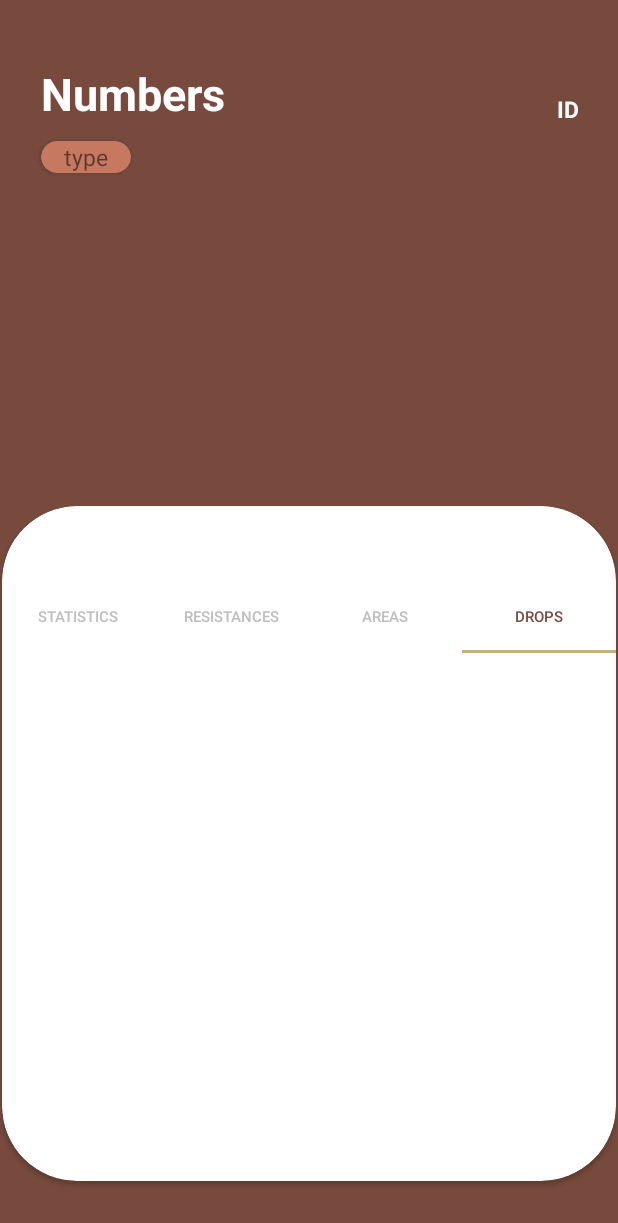
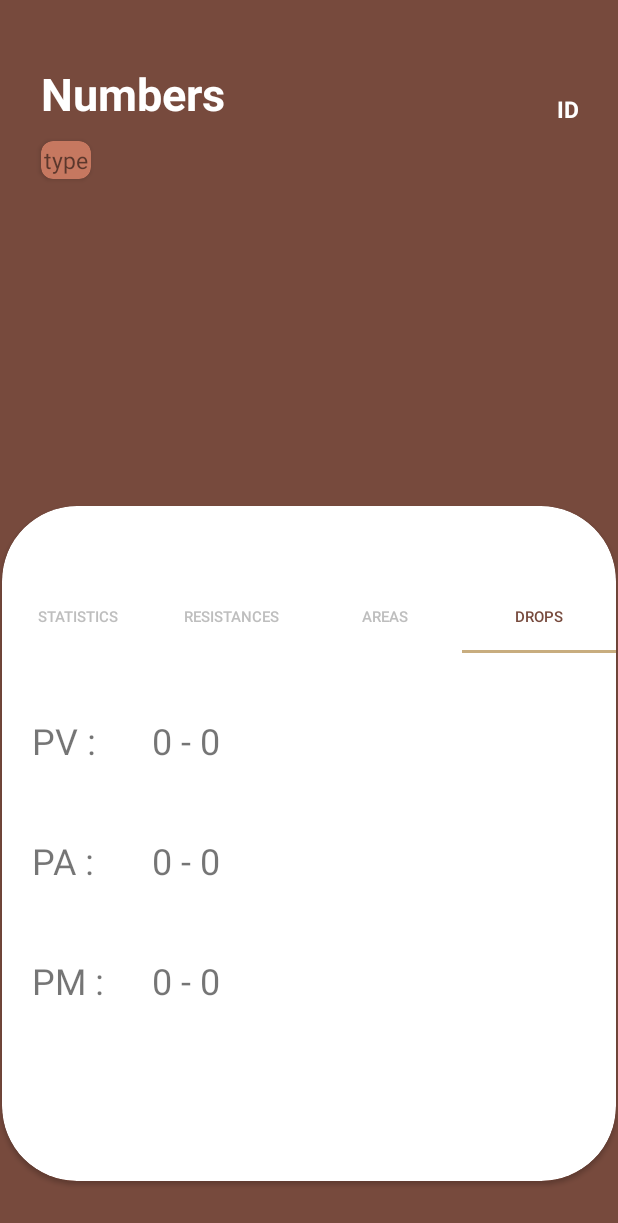
Before and after one commit to Amieva1993/TDB, an Android app: the BeastPage screen opened directly, with no data from a screen before it, tab 4 chosen, on a phone screen of 412 x 824 dp. Shown: the top 1223 px of the screen. Run offline under Robolectric (Android 15) with nearby library versions, the light colour scheme and no system bars; libraries missing offline, so code that uses them is left out: kotlinx.serialization.json; pictures from the network do not load; 5 statements that could not run were skipped.

Commit message:
mise en place des view pour les stats des monstres

```diff
--- a/app/src/main/java/com/example/tdb/BeastPage.kt
+++ b/app/src/main/java/com/example/tdb/BeastPage.kt
@@ -1,31 +1,95 @@
 package com.example.tdb
 
+import android.annotation.SuppressLint
 import android.os.Bundle
 import android.util.Log
 import android.widget.GridView
 import androidx.appcompat.app.AppCompatActivity
 import android.content.Intent
+import android.text.Layout
+import android.view.LayoutInflater
+import android.view.View
 import android.widget.ImageView
 import android.widget.TextView
+import androidx.cardview.widget.CardView
+import androidx.constraintlayout.widget.ConstraintSet
+import androidx.fragment.app.Fragment
 import com.bumptech.glide.Glide
+import com.google.android.material.tabs.TabItem
+import com.google.android.material.tabs.TabLayout
+import com.google.android.material.tabs.TabLayout.OnTabSelectedListener
+import com.google.android.material.tabs.TabLayout.inflate
 import kotlinx.serialization.json.Json.Default.context
+import org.w3c.dom.Text
 import java.io.Serializable
 
 class BeastPage:AppCompatActivity(),Serializable {
     lateinit var imageView: ImageView
     lateinit var nameView: TextView
+    lateinit var typeView: TextView
+    lateinit var idView: TextView
+
+    lateinit var labelPV: TextView
+    lateinit var labelPA: TextView
+    lateinit var labelPM: TextView
+    lateinit var valuePV: TextView
+    lateinit var valuePA: TextView
+    lateinit var valuePM: TextView
 
 
+    @SuppressLint("ResourceType")
     override fun onCreate(savedInstanceState: Bundle?) {
         super.onCreate(savedInstanceState)
         setContentView(R.layout.beastpage)
         imageView=findViewById(R.id.BeastImage)
         nameView=findViewById(R.id.nameBeast)
+        typeView=findViewById(R.id.typeView)
+        idView=findViewById(R.id.idView)
+
+        labelPV=findViewById(R.id.labelPV)
+        labelPA=findViewById(R.id.labelPA)
+        labelPM=findViewById(R.id.labelPM)
+        valuePV=findViewById(R.id.valuePV)
+        valuePA=findViewById(R.id.valuePA)
+        valuePM=findViewById(R.id.valuePM)
+
 
         var beastItem: BeastItem = intent.getSerializableExtra("beast")as BeastItem
         Glide.with(this).load(beastItem.imgUrl).into(imageView)
         nameView.text = beastItem.name
+        typeView.text = beastItem.type
+        idView.text = "#" + beastItem._id.toString()
 
+        // à l'ouverture de la page
+//        labelPV.visibility = View.VISIBLE
+//        labelPA.visibility = View.VISIBLE
+//        labelPM.visibility = View.VISIBLE
+//        valuePV.visibility = View.VISIBLE
+//        valuePA.visibility = View.VISIBLE
+//        valuePM.visibility = View.VISIBLE
+
+//        valuePV.text = beastItem.statistics?.get(0)?.PV?.min.toString() + " - " + beastItem.statistics?.get(0)?.PV?.max.toString()
+//        valuePA.text = beastItem.statistics?.get(0)?.PA?.min.toString() + " - " + beastItem.statistics?.get(0)?.PA?.max.toString()
+//        valuePM.text = beastItem.statistics?.get(0)?.PM?.min.toString() + " - " + beastItem.statistics?.get(0)?.PM?.max.toString()
+
+        // Pour les sélection de layout sans rechargement de la page
+        var tabLayout = findViewById<TabLayout>(R.id.fragChoice)
+        tabLayout.addOnTabSelectedListener(object : TabLayout.OnTabSelectedListener {
+            override fun onTabSelected(tab: TabLayout.Tab?) {
+                when(tab?.position){
+                    0 -> println("stats")
+                    1 -> println("resistances")
+                    2 -> println("areas")
+                    3 -> println("drops")
+                }
+            }
+
+            override fun onTabUnselected(tab: TabLayout.Tab?) {
+            }
+
+            override fun onTabReselected(tab: TabLayout.Tab?) {
+            }
+        })
     }
 
 }
--- a/app/src/main/res/layout/beastpage.xml
+++ b/app/src/main/res/layout/beastpage.xml
@@ -68,8 +68,8 @@
         app:layout_constraintStart_toStartOf="parent"
         app:layout_constraintTop_toTopOf="parent">
 
-
         <com.google.android.material.tabs.TabLayout
+            android:id="@+id/fragChoice"
             android:layout_width="match_parent"
             android:layout_height="wrap_content"
             android:layout_marginTop="50dp"
@@ -103,17 +103,85 @@
                 android:layout_height="wrap_content"
                 android:text="drops" />
         </com.google.android.material.tabs.TabLayout>
+
+        <TextView
+            android:id="@+id/labelPV"
+            android:layout_width="wrap_content"
+            android:layout_height="wrap_content"
+            android:layout_marginStart="20dp"
+            android:layout_marginTop="140dp"
+            android:text="PV :"
+            android:textSize="24sp"
+            app:layout_constraintStart_toStartOf="parent"
+            app:layout_constraintTop_toTopOf="parent" />
+
+        <TextView
+            android:id="@+id/labelPA"
+            android:layout_width="wrap_content"
+            android:layout_height="wrap_content"
+            android:layout_marginStart="20dp"
+            android:layout_marginTop="220dp"
+            android:text="PA :"
+            android:textSize="24sp"
+            app:layout_constraintStart_toStartOf="parent"
+            app:layout_constraintTop_toTopOf="parent" />
+
+        <TextView
+            android:id="@+id/labelPM"
+            android:layout_width="wrap_content"
+            android:layout_height="wrap_content"
+            android:layout_marginStart="20dp"
+            android:layout_marginTop="300dp"
+            android:text="PM :"
+            android:textSize="24sp"
+            app:layout_constraintStart_toStartOf="parent"
+            app:layout_constraintTop_toTopOf="parent" />
+
+        <TextView
+            android:id="@+id/valuePV"
+            android:layout_width="wrap_content"
+            android:layout_height="wrap_content"
+            android:layout_marginStart="100dp"
+            android:layout_marginTop="140dp"
+            android:text="0 - 0"
+            android:textSize="24sp"
+            app:layout_constraintStart_toEndOf="@+id/labelPV"
+            app:layout_constraintTop_toTopOf="parent" />
+
+        <TextView
+            android:id="@+id/valuePA"
+            android:layout_width="wrap_content"
+            android:layout_height="wrap_content"
+            android:layout_marginStart="100dp"
+            android:layout_marginTop="220dp"
+            android:text="0 - 0"
+            android:textSize="24sp"
+            app:layout_constraintStart_toEndOf="@+id/labelPA"
+            app:layout_constraintTop_toTopOf="parent" />
+
+        <TextView
+            android:id="@+id/valuePM"
+            android:layout_width="wrap_content"
+            android:layout_height="wrap_content"
+            android:layout_marginStart="100dp"
+            android:layout_marginTop="300dp"
+            android:text="0 - 0"
+            android:textSize="24sp"
+            app:layout_constraintStart_toEndOf="@+id/labelPM"
+            app:layout_constraintTop_toTopOf="parent" />
+
     </androidx.cardview.widget.CardView>
 
     <androidx.cardview.widget.CardView
-        android:layout_width="60dp"
+        android:layout_width="wrap_content"
         android:layout_height="wrap_content"
         android:layout_marginStart="27dp"
         android:layout_marginTop="94dp"
         android:backgroundTint="#C67860"
         android:gravity="center"
         android:textAlignment="center"
-        app:cardCornerRadius="50dp"
+        app:cardCornerRadius="8dp"
+        app:contentPadding="2dp"
         app:layout_constraintStart_toStartOf="parent"
         app:layout_constraintTop_toTopOf="parent">
 
```
